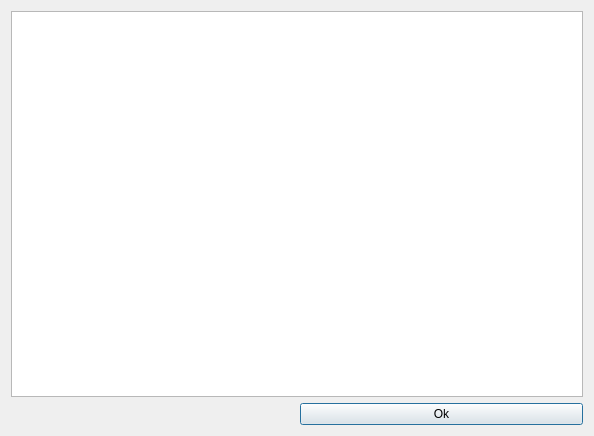
AlanFord/ZapMeNotQt, file src/ZapMeNotQt/ui/script_display.ui: the form before one commit.
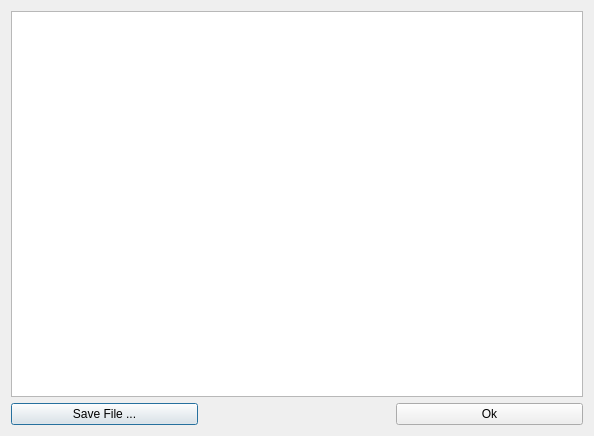
The form after the commit.

Commit message: Save the ZapMeNot script

The edit to the form file:
```diff
--- a/src/ZapMeNotQt/ui/script_display.ui
+++ b/src/ZapMeNotQt/ui/script_display.ui
@@ -29,6 +29,13 @@
    </item>
    <item>
     <layout class="QHBoxLayout" name="horizontalLayout">
+     <item>
+      <widget class="QPushButton" name="pushButton_2">
+       <property name="text">
+        <string>Save File ...</string>
+       </property>
+      </widget>
+     </item>
      <item>
       <widget class="QLabel" name="label">
        <property name="text">
```
The commit also changes 1 other file.
